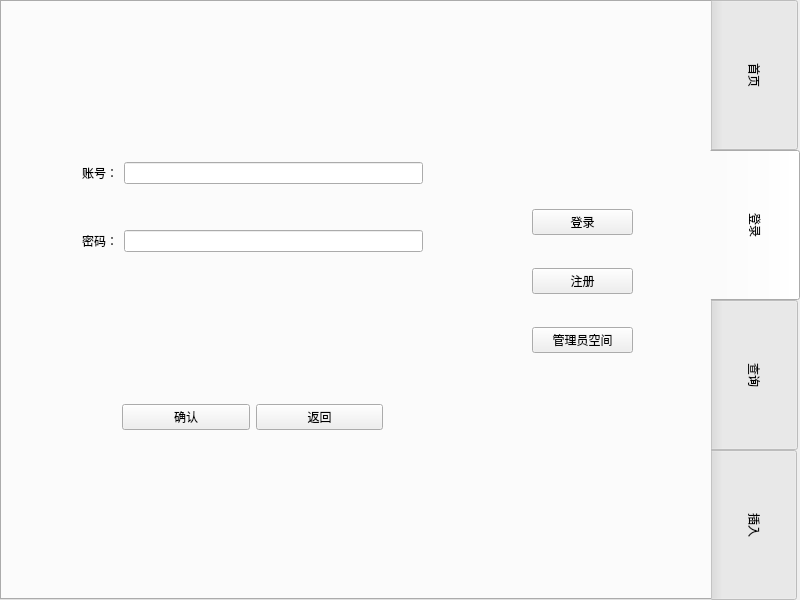
Qt form core/mainwindow.ui (okuchiri/database-big-homework) before a commit.
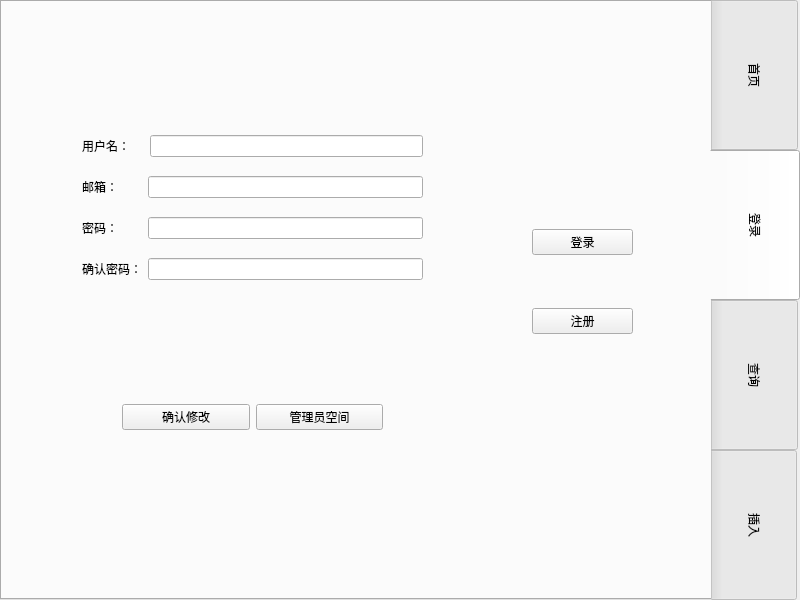
The same form after that commit. The open tabs and pages were chosen to show the change.

Commit message: 修改登录界面UI

Patch:
```diff
--- a/core/mainwindow.ui
+++ b/core/mainwindow.ui
@@ -156,7 +156,11 @@
            </widget>
           </item>
           <item>
-           <widget class="QLineEdit" name="lineEdit_account_login"/>
+           <widget class="QLineEdit" name="lineEdit_account_login">
+            <property name="placeholderText">
+             <string>请输入用户名或邮箱</string>
+            </property>
+           </widget>
           </item>
          </layout>
         </item>
@@ -193,14 +197,7 @@
         <item>
          <widget class="QPushButton" name="pushButton_yes_login">
           <property name="text">
-           <string>确认</string>
-          </property>
-         </widget>
-        </item>
-        <item>
-         <widget class="QPushButton" name="pushButton_back_login">
-          <property name="text">
-           <string>返回</string>
+           <string>确认登录</string>
           </property>
          </widget>
         </item>
@@ -369,6 +366,110 @@
        </layout>
       </widget>
      </widget>
+     <widget class="QWidget" name="page_2">
+      <widget class="QWidget" name="layoutWidget_11">
+       <property name="geometry">
+        <rect>
+         <x>100</x>
+         <y>330</y>
+         <width>261</width>
+         <height>51</height>
+        </rect>
+       </property>
+       <layout class="QHBoxLayout" name="horizontalLayout_15">
+        <item>
+         <widget class="QPushButton" name="pushButton_rewrite_user">
+          <property name="text">
+           <string>确认修改</string>
+          </property>
+         </widget>
+        </item>
+        <item>
+         <widget class="QPushButton" name="pushButton_adminspace">
+          <property name="text">
+           <string>管理员空间</string>
+          </property>
+         </widget>
+        </item>
+       </layout>
+      </widget>
+      <widget class="QWidget" name="layoutWidget_4">
+       <property name="geometry">
+        <rect>
+         <x>60</x>
+         <y>60</y>
+         <width>341</width>
+         <height>171</height>
+        </rect>
+       </property>
+       <layout class="QVBoxLayout" name="verticalLayout_7">
+        <item>
+         <layout class="QHBoxLayout" name="horizontalLayout_16">
+          <item>
+           <widget class="QLabel" name="label_account_user">
+            <property name="text">
+             <string>用户名：    </string>
+            </property>
+           </widget>
+          </item>
+          <item>
+           <widget class="QLineEdit" name="lineEdit_account_user"/>
+          </item>
+         </layout>
+        </item>
+        <item>
+         <layout class="QHBoxLayout" name="horizontalLayout_23">
+          <item>
+           <widget class="QLabel" name="label_account_register_3">
+            <property name="text">
+             <string>邮箱：       </string>
+            </property>
+           </widget>
+          </item>
+          <item>
+           <widget class="QLineEdit" name="lineEdit_account_register_3"/>
+          </item>
+         </layout>
+        </item>
+        <item>
+         <layout class="QHBoxLayout" name="horizontalLayout_21">
+          <item>
+           <widget class="QLabel" name="label_password_user">
+            <property name="text">
+             <string>密码：       </string>
+            </property>
+           </widget>
+          </item>
+          <item>
+           <widget class="QLineEdit" name="lineEdit_password_user">
+            <property name="text">
+             <string/>
+            </property>
+           </widget>
+          </item>
+         </layout>
+        </item>
+        <item>
+         <layout class="QHBoxLayout" name="horizontalLayout_22">
+          <item>
+           <widget class="QLabel" name="label_password_2_user">
+            <property name="text">
+             <string>确认密码：</string>
+            </property>
+           </widget>
+          </item>
+          <item>
+           <widget class="QLineEdit" name="lineEdit_password_2_user">
+            <property name="text">
+             <string/>
+            </property>
+           </widget>
+          </item>
+         </layout>
+        </item>
+       </layout>
+      </widget>
+     </widget>
     </widget>
     <widget class="QWidget" name="layoutWidget">
      <property name="geometry">
@@ -394,13 +495,6 @@
         </property>
        </widget>
       </item>
-      <item>
-       <widget class="QPushButton" name="pushButton_adminspace">
-        <property name="text">
-         <string>管理员空间</string>
-        </property>
-       </widget>
-      </item>
      </layout>
     </widget>
    </widget>
```
Left out of the diff: 6 changed lines with no effect on the pictures.
